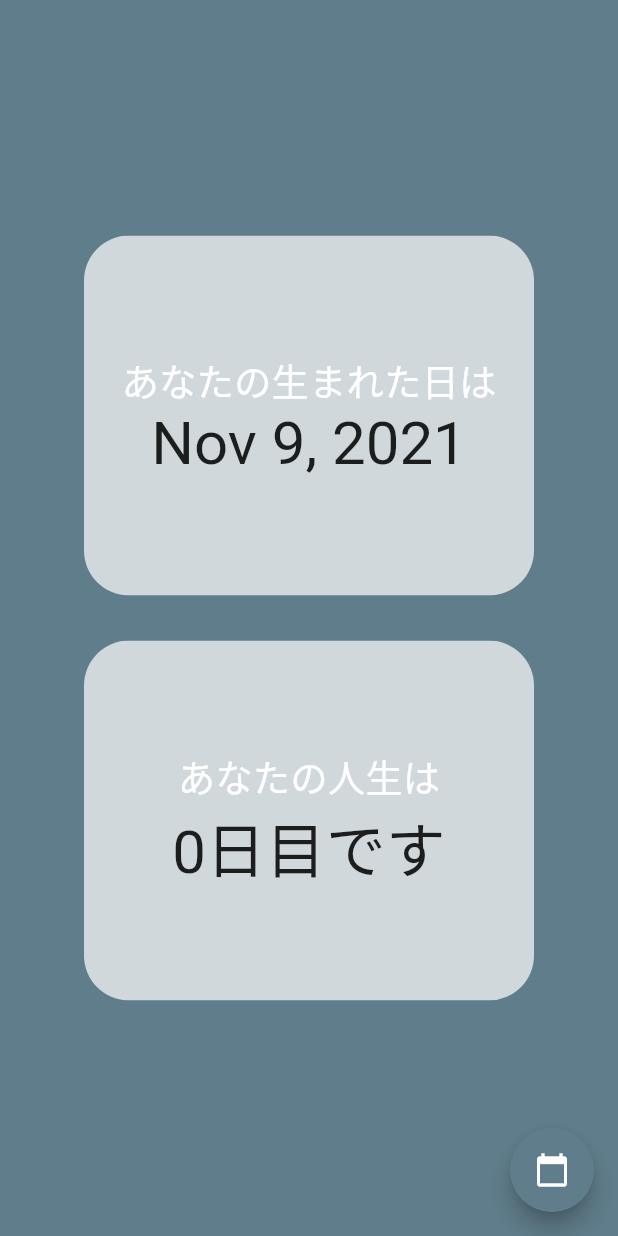
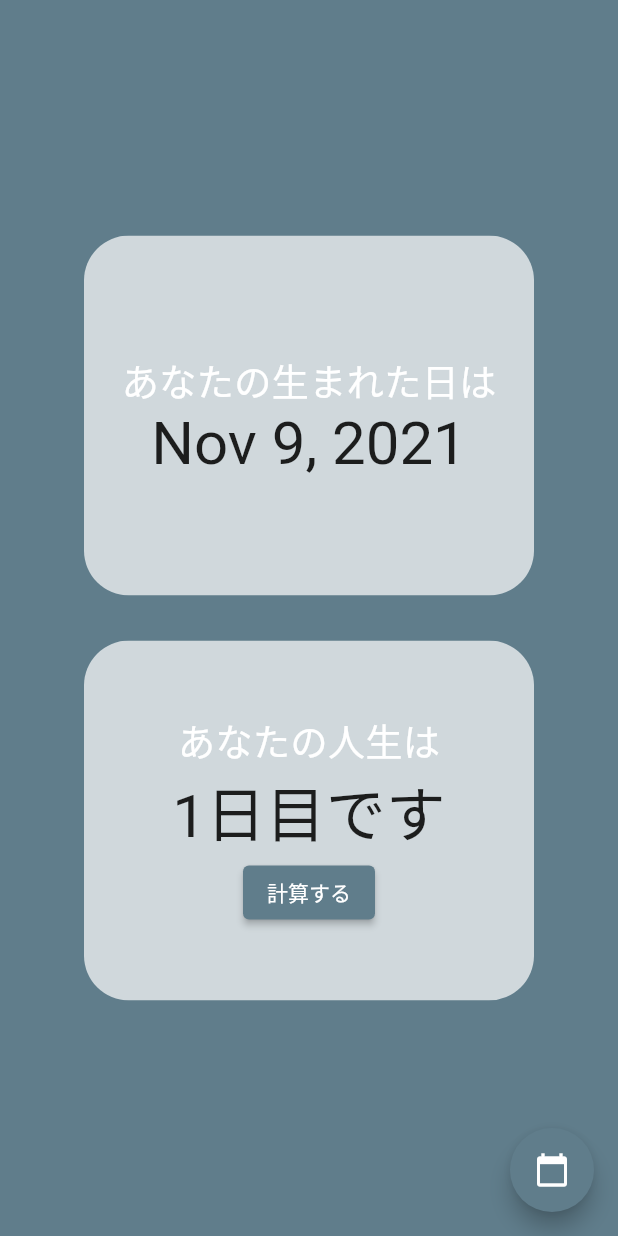
Before and after one commit to koki1126/i_have_lived, a Flutter app: the screen it shows after launch, on a phone screen of 412 x 824 dp. Run offline on Flutter 3.47's test engine with Material 2 defaults, Android fonts, the phone set to English and light mode, and no system bars; our stand-ins replace flutter_spinkit, shared_preferences.

Commit message:
アプリ起動時jに誕生日を表示できるようにした

```diff
--- a/lib/main_page.dart
+++ b/lib/main_page.dart
@@ -1,7 +1,8 @@
+import 'dart:async';
 import 'package:flutter/material.dart';
 import 'package:intl/intl.dart';
-import 'package:intl/date_symbol_data_local.dart';
 import 'constants.dart';
+import 'package:shared_preferences/shared_preferences.dart';
 
 class MainPage extends StatefulWidget {
   const MainPage({Key? key}) : super(key: key);
@@ -12,29 +13,75 @@ class MainPage extends StatefulWidget {
 
 class _MainPageState extends State<MainPage> {
   DateTime displayDate = DateTime.now();
-  dynamic livedDays = 0;
-  DateTime now = DateTime.now();
+  int livedDays = 0;
 
-  //日付を取得する
+  //日付を取得する FABを押したら出る
   getselectedDate(BuildContext context) async {
-    Intl.defaultLocale = 'ja_JP';
-    await initializeDateFormatting('ja_JP');
-    final selectedDate = await showDatePicker(
+    // Intl.defaultLocale = 'ja_JP';
+    // await initializeDateFormatting();
+    final pickedDate = await showDatePicker(
       initialDatePickerMode: DatePickerMode.year,
       context: context,
       initialDate: DateTime.now(),
       firstDate: DateTime(1900),
       lastDate: DateTime.now(),
     );
-    if (selectedDate != null) {
+    if (pickedDate != null) {
       setState(
         () {
-          displayDate = selectedDate;
-          dynamic lived = now.difference(selectedDate).inDays + 1;
-          livedDays = lived;
+          displayDate = pickedDate;
+          int year = displayDate.year;
+          int month = displayDate.month;
+          int day = displayDate.day;
+          saveData(year, month, day);
+          calcLivedDays(pickedDate);
+
+          // int lived = calculateLivedDays(pickedDate);
+          // livedDays = lived;
         },
       );
     }
+  }
+
+  //生まれてからの日付を計算する
+  calcLivedDays(DateTime n) {
+    print('取得したlivedDays = $n');
+    livedDays = DateTime.now().difference(n).inDays + 1;
+  }
+
+  //日付を保存する
+  saveData(int year, int month, int day) async {
+    SharedPreferences prefs = await SharedPreferences.getInstance();
+    prefs.setInt('BIRTH_YEAR', year);
+    prefs.setInt('BIRTH_MONTH', month);
+    prefs.setInt('BIRTH_DAY', day);
+    print('$year in saveData');
+    print('$month in saveData');
+    print('$day in saveData');
+  }
+
+  //日付を読み込む
+  loadDisplayDate() async {
+    SharedPreferences prefs = await SharedPreferences.getInstance();
+    int year = prefs.getInt('BIRTH_YEAR') ?? 1996;
+    int month = prefs.getInt('BIRTH_MONTH') ?? 1;
+    int day = prefs.getInt('BIRTH_DAY') ?? 23;
+    print('$year in loadDisplayDate');
+    print('$month in loadDisplayDate');
+    print('$day in loadDisplayDate');
+    setState(() {}); //画面に表示するため。暫定。
+    return displayDate = DateTime.parse(
+      "${year.toString()}-${month.toString()}-${day.toString()}",
+    );
+  }
+
+  @override
+  void initState() {
+    super.initState();
+    loadDisplayDate();
+    setState(() {
+      calcLivedDays(displayDate);
+    });
   }
 
   @override
@@ -93,6 +140,21 @@ class _MainPageState extends State<MainPage> {
                       '$livedDays日目です',
                       style: kNumberDecoration,
                     ),
+                    ElevatedButton(
+                      style: ElevatedButton.styleFrom(
+                        primary: Colors.blueGrey,
+                        onPrimary: Colors.white,
+                      ),
+                      onPressed: () {
+                        // setState(() {});
+                        setState(
+                          () {
+                            calcLivedDays(displayDate);
+                          },
+                        );
+                      },
+                      child: const Text('計算する'),
+                    ),
                   ],
                 ),
               ),
--- a/pubspec.yaml
+++ b/pubspec.yaml
@@ -11,6 +11,7 @@ dependencies:
   cupertino_icons: ^1.0.2
   flutter:
     sdk: flutter
+  flutter_spinkit: ^5.1.0
   intl: ^0.17.0
   shared_preferences: ^2.0.8
 
```
Also changed, not shown: lib/loading_screen.dart (added, +19 -0 lines).
